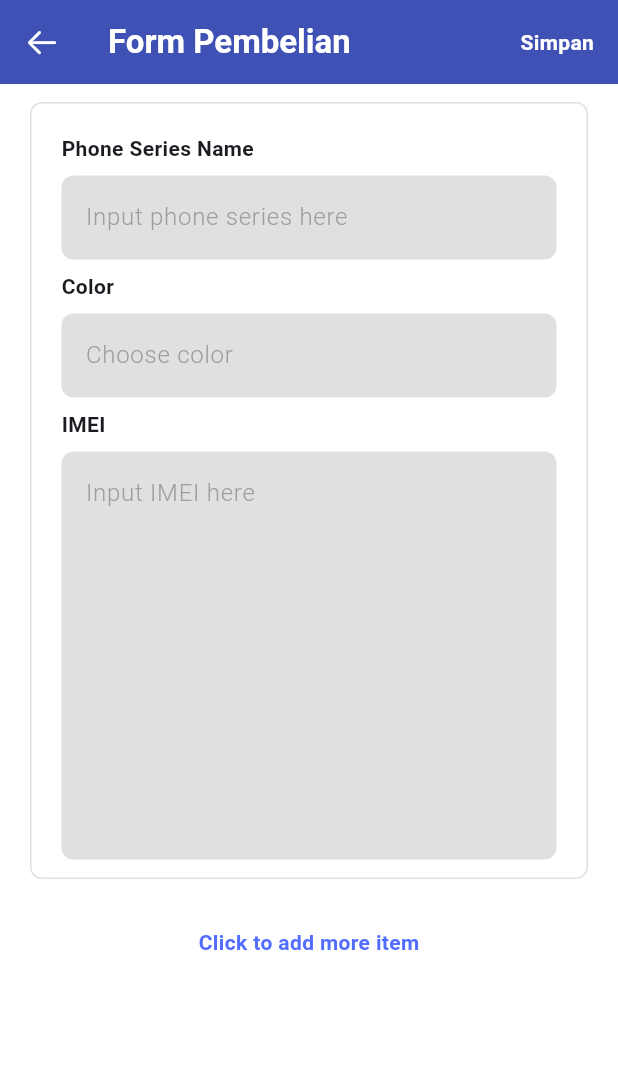
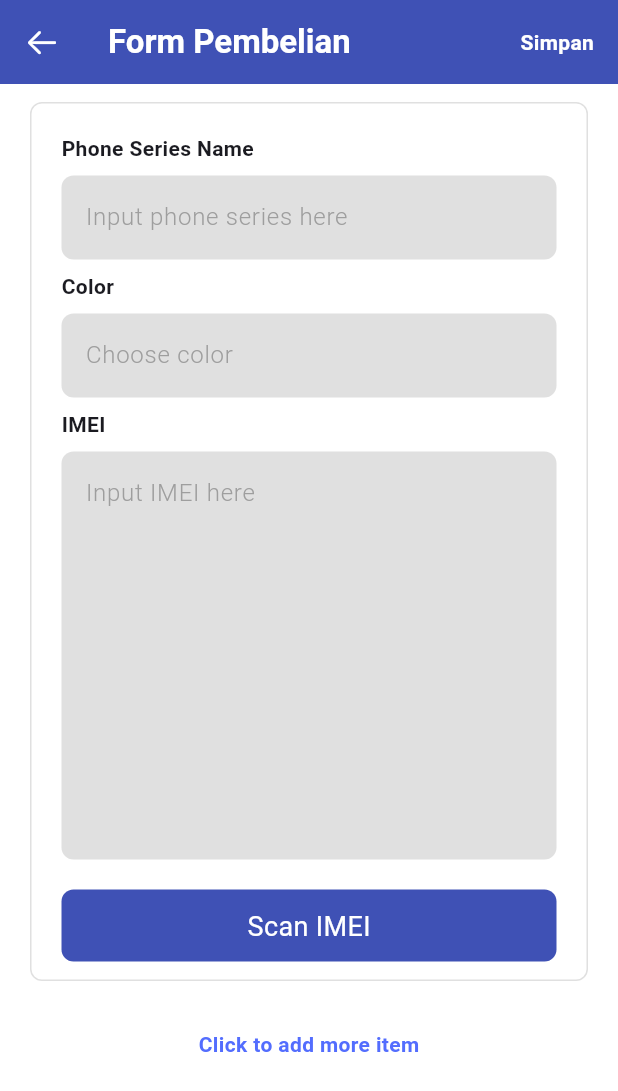
Before and after one commit to carolinechan17/inventory_hp, a Flutter app: the FormPembelianPage screen opened directly, on a phone screen of 412 x 824 dp. Shown: the top 1091 px of the screen. Run offline on Flutter 3.47's test engine with Material 3 defaults, Android fonts, the light colour scheme and no system bars; drawn by our look-alikes of flutter_typeahead; our stand-ins replace camera, equatable, flutter_bloc, flutter_dotenv, flutter_native_splash, supabase_flutter; missing offline and left inert: flutter_bluetooth_printer, google_mlkit_text_recognition; accounts and stored records are empty.

Commit message:
add feature scan imei

```diff
--- a/lib/form_pembelian_page.dart
+++ b/lib/form_pembelian_page.dart
@@ -6,13 +6,14 @@ import 'package:inventory_hp/bloc/add_phone_item/add_phone_bloc.dart';
 import 'package:inventory_hp/bloc/add_phone_item/add_phone_event.dart';
 import 'package:inventory_hp/bloc/fetch_phone_item/fetch_phone_bloc.dart';
 import 'package:inventory_hp/bloc/fetch_phone_item/fetch_phone_event.dart';
+import 'package:inventory_hp/camera_scanner_page.dart';
 import 'package:inventory_hp/component/color_sheet.dart';
 import 'package:inventory_hp/component/custom_textformfield.dart';
 import 'package:inventory_hp/data/model/phone_color.dart';
 import 'package:inventory_hp/data/model/phone_item.dart';
 
 class FormPembelianPage extends StatefulWidget {
-  FormPembelianPage({super.key});
+  const FormPembelianPage({super.key});
 
   @override
   State<FormPembelianPage> createState() => _FormPembelianPageState();
@@ -37,8 +38,6 @@ class _FormPembelianPageState extends State<FormPembelianPage> {
   }
 
   List<PhoneItem> searchItem(String searchQuery) {
-    print('💚 $searchQuery');
-
     if (searchQuery.isEmpty) return [];
 
     final item = context.read<FetchPhoneBloc>().state.items;
@@ -200,6 +199,35 @@ class _FormPembelianPageState extends State<FormPembelianPage> {
                   return value!.isEmpty ? 'IMEI is required' : null;
                 },
               ),
+              Padding(
+                padding: const EdgeInsets.only(top: 20),
+                child: InkWell(
+                  onTap: () async {
+                    Navigator.of(context)
+                        .push(MaterialPageRoute(
+                            builder: (context) => CameraScannerPage()))
+                        .then((value) {
+                      if (value != null) {
+                        setState(() {
+                          imeiControllers[index].text =
+                              '${imeiControllers[index].text}, $value';
+                        });
+                      }
+                    });
+                  },
+                  child: Container(
+                    width: double.infinity,
+                    height: 48,
+                    padding: EdgeInsets.symmetric(vertical: 12),
+                    decoration: BoxDecoration(
+                        color: Colors.indigo,
+                        borderRadius: BorderRadius.circular(8)),
+                    alignment: Alignment.center,
+                    child: Text('Scan IMEI',
+                        style: TextStyle(color: Colors.white, fontSize: 18)),
+                  ),
+                ),
+              ),
             ],
           ),
         ),
--- a/pubspec.yaml
+++ b/pubspec.yaml
@@ -47,6 +47,8 @@ dependencies:
   esc_pos_utils_plus: ^2.0.4
   permission_handler: ^12.0.1
   flutter_bluetooth_printer: ^2.19.0
+  google_mlkit_text_recognition: ^0.15.0
+  camera: ^0.11.2
 
 dev_dependencies:
   flutter_test:
```
Also changed, not shown: lib/camera_scanner_page.dart (added, +105 -0 lines), lib/receipt_page.dart (+0 -39 lines), pubspec.lock.
